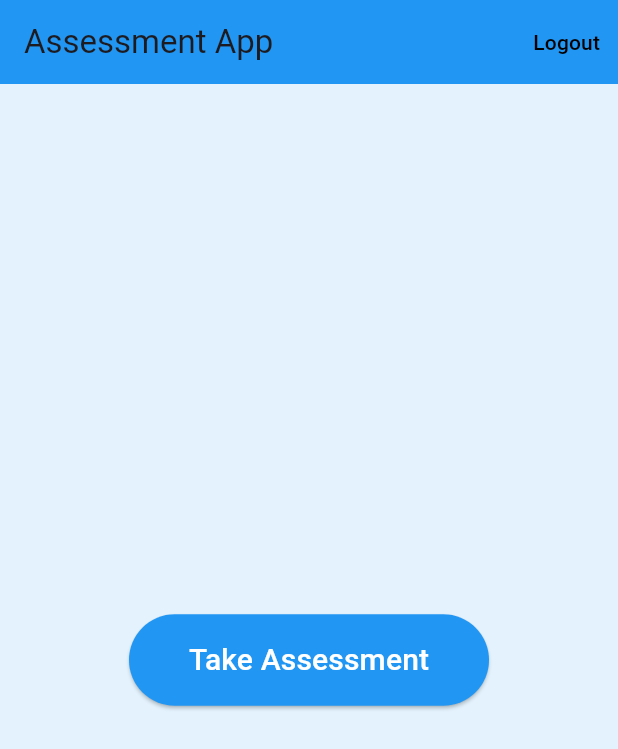
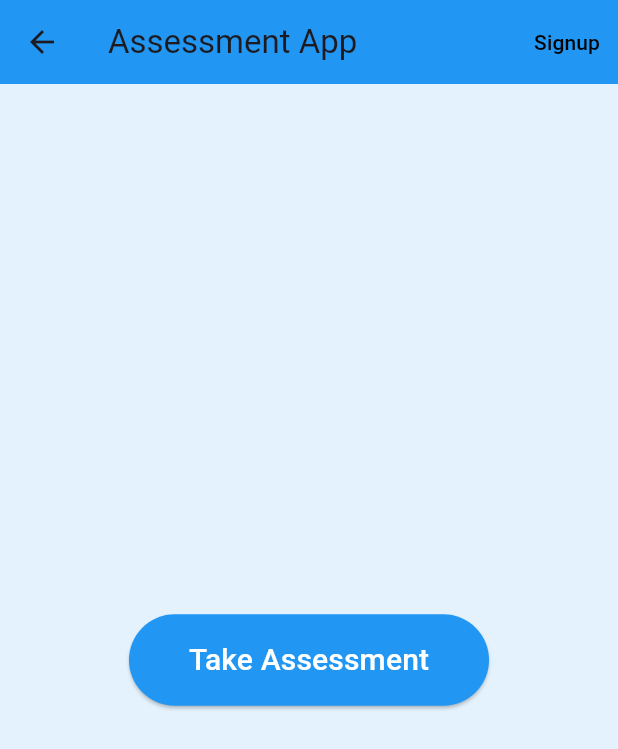
Before and after one commit to MDK-404/assignment_02, a Flutter app: the HomePage screen opened directly with empty values, after a tap on "Logout", on a phone screen of 412 x 824 dp. Shown: the top 749 px of the screen. Run offline on Flutter 3.47's test engine with Material 3 defaults, Android fonts, the phone set to English and light mode, and no system bars; our stand-ins replace shared_preferences; accounts and stored records are empty; network calls fail.

Commit message:
final commit

```diff
--- a/lib/auth_provider.dart
+++ /dev/null
@@ -1,41 +0,0 @@
-import 'package:flutter/material.dart';
-import 'question_model.dart';
-import 'question_service.dart';
-
-class AuthProvider with ChangeNotifier {
-  bool _isLoggedIn = false;
-  bool get isLoggedIn => _isLoggedIn;
-
-  List<int> _selectedOptions = List.filled(5, -1);
-  List<Question> _questions = [];
-
-  List<int> get selectedOptions => _selectedOptions;
-  List<Question> get questions => _questions;
-
-  Future<void> login(String email, String password) async {
-    // Simulate login process
-    _isLoggedIn = true;
-    notifyListeners();
-  }
-
-  void logout() {
-    _isLoggedIn = false;
-    notifyListeners();
-  }
-
-  Future<void> fetchQuestions() async {
-    QuestionService questionService = QuestionService();
-    _questions = await questionService.fetchQuestions();
-    notifyListeners();
-  }
-
-  int calculateScore() {
-    int score = 0;
-    for (int i = 0; i < _selectedOptions.length; i++) {
-      if (_selectedOptions[i] != -1) {
-        score += _questions[i].options[_selectedOptions[i]].score;
-      }
-    }
-    return score;
-  }
-}
--- a/lib/home_page.dart
+++ b/lib/home_page.dart
@@ -1,8 +1,9 @@
+//
 import 'package:flutter/material.dart';
 import 'auth.dart';
 import 'assesment_page.dart';
 import 'login.dart';
-import 'signup.dart'; // Import the SignupPage
+import 'signup.dart';
 
 class HomePage extends StatefulWidget {
   final AuthService authService;
@@ -14,13 +15,18 @@ class HomePage extends StatefulWidget {
 }
 
 class _HomePageState extends State<HomePage> {
-  late Future<bool> isLoggedInFuture; // Declare Future<bool> variable
+  late Future<bool> isLoggedInFuture;
 
   @override
   void initState() {
     super.initState();
-    isLoggedInFuture =
-        widget.authService.isLoggedIn(); // Initialize Future<bool> variable
+    isLoggedInFuture = widget.authService.isLoggedIn();
+  }
+
+  Future<void> _updateLoginStatus() async {
+    setState(() {
+      isLoggedInFuture = widget.authService.isLoggedIn();
+    });
   }
 
   @override
@@ -28,21 +34,18 @@ class _HomePageState extends State<HomePage> {
     return FutureBuilder<bool>(
       future: isLoggedInFuture,
       builder: (context, snapshot) {
-        bool isLoggedIn =
-            snapshot.data ?? false; // Get boolean value from snapshot
+        bool isLoggedIn = snapshot.data ?? false;
 
         return Scaffold(
           appBar: AppBar(
             title: Text('Assessment App'),
-            backgroundColor: Colors.blue, // Setting app bar color to blue
+            backgroundColor: Colors.blue,
             actions: [
-              // Conditional display of action button based on login status
               if (isLoggedIn)
                 TextButton(
-                  onPressed: () {
-                    widget.authService.logout();
-                    setState(
-                        () {}); // Refresh the state to reflect logout status
+                  onPressed: () async {
+                    await widget.authService.logout();
+                    await _updateLoginStatus(); // Update login status after logout
                   },
                   child: Text(
                     'Logout',
@@ -59,10 +62,7 @@ class _HomePageState extends State<HomePage> {
                             SignupPage(authService: widget.authService),
                       ),
                     );
-                    setState(() {
-                      isLoggedInFuture = widget.authService
-                          .isLoggedIn(); // Update Future<bool> variable
-                    });
+                    await _updateLoginStatus(); // Update login status after signup
                   },
                   child: Text(
                     'Signup',
@@ -84,7 +84,7 @@ class _HomePageState extends State<HomePage> {
               },
               style: ElevatedButton.styleFrom(
                 foregroundColor: Colors.white,
-                backgroundColor: Colors.blue, // Setting text color to white
+                backgroundColor: Colors.blue,
               ),
               child: Padding(
                 padding: const EdgeInsets.all(16.0),
@@ -95,8 +95,7 @@ class _HomePageState extends State<HomePage> {
               ),
             ),
           ),
-          backgroundColor:
-              Colors.blue.shade50, // Setting background color to light blue
+          backgroundColor: Colors.blue.shade50,
         );
       },
     );
--- a/lib/question_service.dart
+++ b/lib/question_service.dart
@@ -4,8 +4,8 @@ import 'question_model.dart';
 
 class QuestionService {
   Future<List<Question>> fetchQuestions() async {
-    final response =
-        await http.get(Uri.parse('https://api.example.com/questions'));
+    final response = await http.get(Uri.parse(
+        'https://opentdb.com/api.php?amount=5&category=21&difficulty=easy&type=multiple'));
 
     if (response.statusCode == 200) {
       List<dynamic> data = jsonDecode(response.body);
--- a/lib/user_model.dart
+++ /dev/null
@@ -1,6 +0,0 @@
-class User {
-  final String username;
-  final String password;
-
-  User({required this.username, required this.password});
-}
```
Also changed, not shown: lib/assesment_page.dart (+4 -6 lines), lib/auth.dart (+0 -37 lines), lib/login.dart (+7 -2 lines), lib/main.dart (+4 -5 lines), lib/signup.dart (+7 -1 lines).
